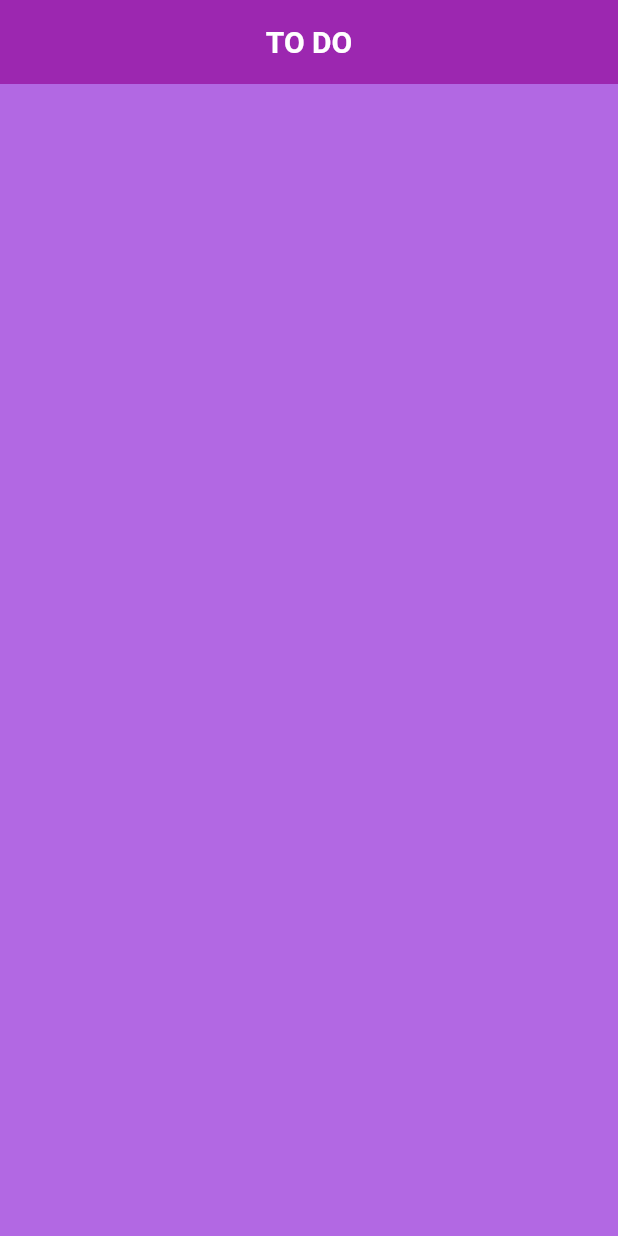
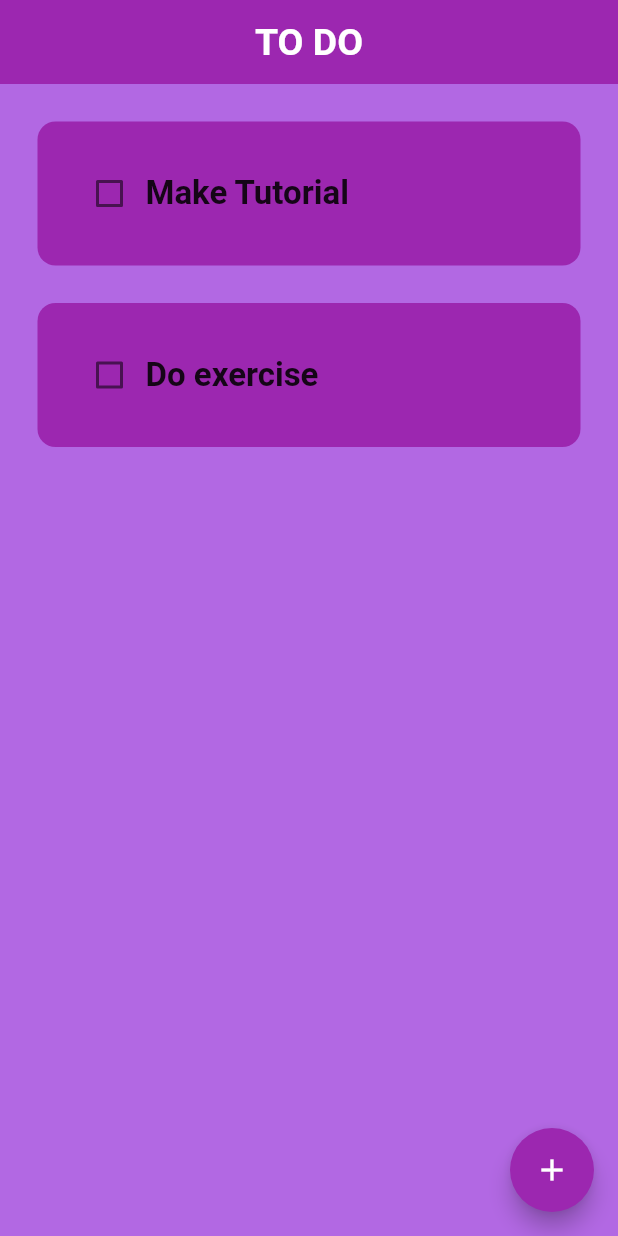
Before and after one commit to mrudulmohan007/TO-DO-APP, a Flutter app: the screen it shows after launch, on a phone screen of 412 x 824 dp. Run offline on Flutter 3.47's test engine with Material 2 defaults, Android fonts, the phone set to English and light mode, and no system bars; drawn by our look-alikes of flutter_slidable.

Commit message:
UI and CRUD opeations done

```diff
--- a/lib/pages/home_page.dart
+++ b/lib/pages/home_page.dart
@@ -1,8 +1,53 @@
 import 'package:flutter/material.dart';
+import 'package:to_do_app/util/dialog_box.dart';
 import '../util/todo_tile.dart';
 
-class HomePage extends StatelessWidget {
+class HomePage extends StatefulWidget {
   const HomePage({super.key});
+
+  @override
+  State<HomePage> createState() => _HomePageState();
+}
+
+class _HomePageState extends State<HomePage> {
+  final _controller = TextEditingController();
+  List toDoList = [
+    ['Make Tutorial', false],
+    ['Do exercise', false],
+  ];
+
+  //checkbox was tapped
+  void checkBoxChanged(bool? value, int index) {
+    setState(() {
+      toDoList[index][1] = !toDoList[index][1];
+    });
+  }
+
+  void saveNewTask() {
+    setState(() {
+      toDoList.add([_controller.text, false]);
+      _controller.clear();
+    });
+    Navigator.of(context).pop();
+  }
+
+  void createNewTask() {
+    showDialog(
+        context: context,
+        builder: (context) {
+          return DialogBox(
+            controller: _controller,
+            onSave: saveNewTask,
+            onCancel: () => Navigator.of(context).pop(),
+          );
+        });
+  }
+
+  void deleteTask(int index) {
+    setState(() {
+      toDoList.removeAt(index);
+    });
+  }
 
   @override
   Widget build(BuildContext context) {
@@ -10,18 +55,29 @@ class HomePage extends StatelessWidget {
       backgroundColor: Color.fromARGB(255, 178, 104, 227),
       appBar: AppBar(
         centerTitle: true,
-        title: Text(
+        title: const Text(
           'TO DO',
           style: TextStyle(
             fontWeight: FontWeight.bold,
+            fontSize: 25,
           ),
         ),
         elevation: 0,
       ),
-      body: ListView(
-        children: [
-          ToDoTile(),
-        ],
+      floatingActionButton: FloatingActionButton(
+        onPressed: createNewTask,
+        child: Icon(Icons.add),
+      ),
+      body: ListView.builder(
+        itemCount: toDoList.length,
+        itemBuilder: (context, index) {
+          return ToDoTile(
+            taskName: toDoList[index][0],
+            taskCompleted: toDoList[index][1],
+            onChanged: (value) => checkBoxChanged(value, index),
+            deleteFunction: (context) => deleteTask(index),
+          );
+        },
       ),
     );
   }
--- a/lib/util/todo_tile.dart
+++ b/lib/util/todo_tile.dart
@@ -1,10 +1,64 @@
 import 'package:flutter/material.dart';
+import 'package:flutter_slidable/flutter_slidable.dart';
 
 class ToDoTile extends StatelessWidget {
-  const ToDoTile({super.key});
+  final String taskName;
+  final bool taskCompleted;
+  Function(bool?)? onChanged;
+  Function(BuildContext)? deleteFunction;
+  ToDoTile({
+    super.key,
+    required this.taskName,
+    required this.taskCompleted,
+    required this.onChanged,
+    required this.deleteFunction,
+  });
 
   @override
   Widget build(BuildContext context) {
-    return Container();
+    return Padding(
+      padding: const EdgeInsets.only(left: 25, right: 25, top: 25),
+      child: Slidable(
+        endActionPane: ActionPane(
+          motion: StretchMotion(),
+          children: [
+            SlidableAction(
+              onPressed: deleteFunction,
+              icon: Icons.delete,
+              backgroundColor: Colors.red,
+              borderRadius: BorderRadius.circular(12),
+            )
+          ],
+        ),
+        child: Container(
+          padding: EdgeInsets.all(24),
+          decoration: BoxDecoration(
+            color: Colors.purple,
+            borderRadius: BorderRadius.circular(12),
+          ),
+          child: Row(
+            children: [
+              //checkbox
+              Checkbox(
+                value: taskCompleted,
+                onChanged: onChanged,
+                activeColor: Colors.black,
+              ),
+
+              //task name
+              Text(
+                taskName,
+                style: TextStyle(
+                    fontSize: 22,
+                    fontWeight: FontWeight.w600,
+                    decoration: taskCompleted
+                        ? TextDecoration.lineThrough
+                        : TextDecoration.none),
+              ),
+            ],
+          ),
+        ),
+      ),
+    );
   }
 }
```
Also changed, not shown: lib/util/dialog_box.dart (added, +51 -0 lines), lib/util/my_button.dart (added, +16 -0 lines), pubspec.yaml (+6 -7 lines), pubspec.lock, 1 other file.
